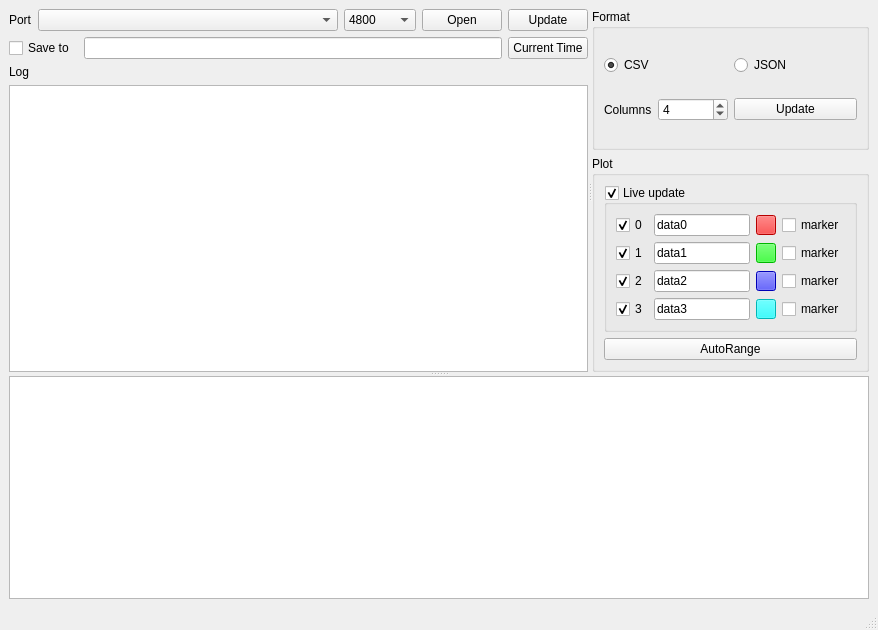
This is serialLogger.ui in aerialist/serial_logger as Qt 5 draws it before an edit. The edited form follows.
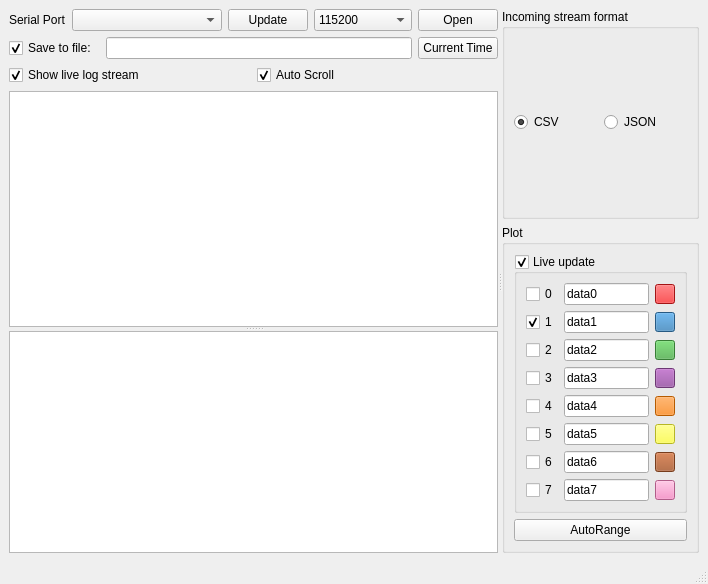
This is the edited form. Custom widgets are drawn as their Qt base class.

What changed in the file:
```diff
--- a/serialLogger.ui
+++ b/serialLogger.ui
@@ -6,34 +6,34 @@
    <rect>
     <x>0</x>
     <y>0</y>
-    <width>878</width>
-    <height>630</height>
+    <width>708</width>
+    <height>584</height>
    </rect>
   </property>
   <property name="windowTitle">
    <string>MainWindow</string>
   </property>
   <widget class="QWidget" name="centralwidget">
-   <layout class="QHBoxLayout" name="horizontalLayout_7">
+   <layout class="QHBoxLayout" name="horizontalLayout">
     <item>
      <widget class="QSplitter" name="splitter_2">
       <property name="orientation">
-       <enum>Qt::Vertical</enum>
-      </property>
-      <widget class="QSplitter" name="splitter">
-       <property name="orientation">
         <enum>Qt::Horizontal</enum>
        </property>
-       <widget class="QWidget" name="layoutWidget">
-        <layout class="QVBoxLayout" name="verticalLayout_4">
+      <widget class="QSplitter" name="splitter">
+       <property name="orientation">
+        <enum>Qt::Vertical</enum>
+       </property>
+       <widget class="QWidget" name="">
+        <layout class="QVBoxLayout" name="verticalLayout_upperleft">
          <item>
-          <layout class="QHBoxLayout" name="horizontalLayout">
+          <layout class="QHBoxLayout" name="horizontalLayout_serial">
            <item>
             <layout class="QFormLayout" name="formLayout">
              <item row="0" column="0">
               <widget class="QLabel" name="label">
                <property name="text">
-                <string>Port</string>
+                <string>Serial Port</string>
                </property>
               </widget>
              </item>
@@ -41,7 +41,7 @@
               <widget class="QComboBox" name="comboBox">
                <property name="minimumSize">
                 <size>
-                 <width>300</width>
+                 <width>150</width>
                  <height>0</height>
                 </size>
                </property>
@@ -50,7 +50,23 @@
             </layout>
            </item>
            <item>
-            <widget class="QComboBox" name="comboBox_6">
+            <widget class="QPushButton" name="pushButton_update">
+             <property name="text">
+              <string>Update</string>
+             </property>
+            </widget>
+           </item>
+           <item>
+            <widget class="QComboBox" name="comboBox_baud">
+             <property name="minimumSize">
+              <size>
+               <width>98</width>
+               <height>0</height>
+              </size>
+             </property>
+             <property name="currentIndex">
+              <number>5</number>
+             </property>
              <item>
               <property name="text">
                <string>4800</string>
@@ -100,17 +116,10 @@
              </property>
             </widget>
            </item>
-           <item>
-            <widget class="QPushButton" name="pushButton_update">
-             <property name="text">
-              <string>Update</string>
-             </property>
-            </widget>
-           </item>
           </layout>
          </item>
          <item>
-          <layout class="QHBoxLayout" name="horizontalLayout_2">
+          <layout class="QHBoxLayout" name="horizontalLayout_save_file">
            <item>
             <widget class="QCheckBox" name="checkBox">
              <property name="sizePolicy">
@@ -120,10 +129,10 @@
               </sizepolicy>
              </property>
              <property name="text">
-              <string>Save to </string>
+              <string>Save to file: </string>
              </property>
              <property name="checked">
-              <bool>false</bool>
+              <bool>true</bool>
              </property>
             </widget>
            </item>
@@ -140,31 +149,46 @@
           </layout>
          </item>
          <item>
-          <layout class="QVBoxLayout" name="verticalLayout_5">
+          <layout class="QHBoxLayout" name="horizontalLayout_live_text">
            <item>
-            <widget class="QLabel" name="label_2">
+            <widget class="QCheckBox" name="checkBox_log">
              <property name="text">
-              <string>Log</string>
+              <string>Show live log stream</string>
              </property>
+             <property name="checked">
+              <bool>true</bool>
+             </property>
             </widget>
            </item>
            <item>
-            <widget class="QTextBrowser" name="textBrowser">
+            <widget class="QCheckBox" name="checkBox_autoscroll">
+             <property name="text">
+              <string>Auto Scroll</string>
+             </property>
+             <property name="checked">
+              <bool>true</bool>
+             </property>
+            </widget>
+           </item>
+          </layout>
+         </item>
+         <item>
+          <widget class="QTextBrowser" name="textBrowser_log">
              <property name="lineWrapMode">
               <enum>QTextEdit::NoWrap</enum>
              </property>
             </widget>
            </item>
           </layout>
-         </item>
-        </layout>
+       </widget>
+       <widget class="PlotWidget" name="plotwdg"/>
        </widget>
        <widget class="QWidget" name="layoutWidget">
-        <layout class="QVBoxLayout" name="verticalLayout">
+       <layout class="QVBoxLayout" name="verticalLayout_rightside">
          <item>
           <widget class="QGroupBox" name="groupBox_4">
            <property name="title">
-            <string>Format</string>
+           <string>Incoming stream format</string>
            </property>
            <layout class="QVBoxLayout" name="verticalLayout_6">
             <item>
@@ -188,41 +212,9 @@
               </item>
              </layout>
             </item>
-            <item>
-             <layout class="QHBoxLayout" name="horizontalLayout_9">
-              <item>
-               <layout class="QFormLayout" name="formLayout_2">
-                <item row="0" column="0">
-                 <widget class="QLabel" name="label_3">
-                  <property name="text">
-                   <string>Columns</string>
-                  </property>
-                 </widget>
-                </item>
-                <item row="0" column="1">
-                 <widget class="QSpinBox" name="spinBox_ncolumns">
-                  <property name="minimum">
-                   <number>1</number>
-                  </property>
-                  <property name="value">
-                   <number>4</number>
-                  </property>
-                 </widget>
-                </item>
-               </layout>
-              </item>
-              <item>
-               <widget class="QPushButton" name="pushButton_updateDataObjects">
-                <property name="text">
-                 <string>Update</string>
-                </property>
-               </widget>
-              </item>
-             </layout>
-            </item>
-           </layout>
-          </widget>
-         </item>
+          </layout>
+         </widget>
+        </item>
          <item>
           <widget class="QGroupBox" name="groupBox_3">
            <property name="title">
@@ -249,7 +241,7 @@
                     <string>0</string>
                    </property>
                    <property name="checked">
-                    <bool>true</bool>
+                   <bool>false</bool>
                    </property>
                   </widget>
                  </item>
@@ -275,20 +267,13 @@
                     </size>
                    </property>
                    <property name="styleSheet">
-                    <string notr="true">background-color: rgb(255, 0, 0);</string>
+                   <string notr="true">background-color: rgb(228,26,28);</string>
                    </property>
                    <property name="text">
                     <string/>
                    </property>
                   </widget>
                  </item>
-                 <item>
-                  <widget class="QCheckBox" name="checkBox_marker0">
-                   <property name="text">
-                    <string>marker</string>
-                   </property>
-                  </widget>
-                 </item>
                 </layout>
                </item>
                <item>
@@ -319,31 +304,24 @@
                     </size>
                    </property>
                    <property name="styleSheet">
-                    <string notr="true">background-color: rgb(0, 255, 0);</string>
+                   <string notr="true">background-color: rgb(55,126,184);</string>
                    </property>
                    <property name="text">
                     <string/>
                    </property>
                   </widget>
                  </item>
-                 <item>
-                  <widget class="QCheckBox" name="checkBox_marker0_2">
-                   <property name="text">
-                    <string>marker</string>
-                   </property>
-                  </widget>
-                 </item>
                 </layout>
                </item>
                <item>
                 <layout class="QHBoxLayout" name="horizontalLayout_5">
                  <item>
-                  <widget class="QCheckBox" name="checkBox_d3">
+                 <widget class="QCheckBox" name="checkBox_d2">
                    <property name="text">
                     <string>2</string>
                    </property>
                    <property name="checked">
-                    <bool>true</bool>
+                   <bool>false</bool>
                    </property>
                   </widget>
                  </item>
@@ -363,43 +341,36 @@
                     </size>
                    </property>
                    <property name="styleSheet">
-                    <string notr="true">background-color: rgb(0, 0, 255);</string>
+                   <string notr="true">background-color: rgb(77,175,74);</string>
                    </property>
                    <property name="text">
                     <string/>
                    </property>
                   </widget>
                  </item>
-                 <item>
-                  <widget class="QCheckBox" name="checkBox_marker0_3">
-                   <property name="text">
-                    <string>marker</string>
-                   </property>
-                  </widget>
-                 </item>
                 </layout>
                </item>
                <item>
-                <layout class="QHBoxLayout" name="horizontalLayout_6">
+               <layout class="QHBoxLayout" name="horizontalLayout_11">
                  <item>
-                  <widget class="QCheckBox" name="checkBox_d2">
+                 <widget class="QCheckBox" name="checkBox_d3">
                    <property name="text">
                     <string>3</string>
                    </property>
                    <property name="checked">
-                    <bool>true</bool>
+                   <bool>false</bool>
                    </property>
                   </widget>
                  </item>
                  <item>
-                  <widget class="QLineEdit" name="lineEdit_5">
+                 <widget class="QLineEdit" name="lineEdit_d3">
                    <property name="text">
                     <string>data3</string>
                    </property>
                   </widget>
                  </item>
                  <item>
-                  <widget class="QPushButton" name="pushButton_5">
+                 <widget class="QPushButton" name="pushButton_d3">
                    <property name="maximumSize">
                     <size>
                      <width>20</width>
@@ -407,17 +378,158 @@
                     </size>
                    </property>
                    <property name="styleSheet">
-                    <string notr="true">background-color: rgb(0, 255, 255);</string>
+                   <string notr="true">background-color: rgb(152,78,163);</string>
                    </property>
                    <property name="text">
                     <string/>
                    </property>
                   </widget>
                  </item>
+               </layout>
+              </item>
                  <item>
-                  <widget class="QCheckBox" name="checkBox_marker0_4">
+               <layout class="QHBoxLayout" name="horizontalLayout_9">
+                <item>
+                 <widget class="QCheckBox" name="checkBox_d4">
                    <property name="text">
-                    <string>marker</string>
+                   <string>4</string>
+                  </property>
+                  <property name="checked">
+                   <bool>false</bool>
+                  </property>
+                 </widget>
+                </item>
+                <item>
+                 <widget class="QLineEdit" name="lineEdit_d4">
+                  <property name="text">
+                   <string>data4</string>
+                  </property>
+                 </widget>
+                </item>
+                <item>
+                 <widget class="QPushButton" name="pushButton_d4">
+                  <property name="maximumSize">
+                   <size>
+                    <width>20</width>
+                    <height>20</height>
+                   </size>
+                  </property>
+                  <property name="styleSheet">
+                   <string notr="true">background-color: rgb(255,127,0);</string>
+                  </property>
+                  <property name="text">
+                   <string/>
+                  </property>
+                 </widget>
+                </item>
+               </layout>
+              </item>
+              <item>
+               <layout class="QHBoxLayout" name="horizontalLayout_6">
+                <item>
+                 <widget class="QCheckBox" name="checkBox_d5">
+                  <property name="text">
+                   <string>5</string>
+                  </property>
+                  <property name="checked">
+                   <bool>false</bool>
+                  </property>
+                 </widget>
+                </item>
+                <item>
+                 <widget class="QLineEdit" name="lineEdit_d5">
+                  <property name="text">
+                   <string>data5</string>
+                  </property>
+                 </widget>
+                </item>
+                <item>
+                 <widget class="QPushButton" name="pushButton_d5">
+                  <property name="maximumSize">
+                   <size>
+                    <width>20</width>
+                    <height>20</height>
+                   </size>
+                  </property>
+                  <property name="styleSheet">
+                   <string notr="true">background-color: rgb(255,255,51);</string>
+                  </property>
+                  <property name="text">
+                   <string/>
+                  </property>
+                 </widget>
+                </item>
+               </layout>
+              </item>
+              <item>
+               <layout class="QHBoxLayout" name="horizontalLayout_12">
+                <item>
+                 <widget class="QCheckBox" name="checkBox_d6">
+                  <property name="text">
+                   <string>6</string>
+                  </property>
+                  <property name="checked">
+                   <bool>false</bool>
+                  </property>
+                 </widget>
+                </item>
+                <item>
+                 <widget class="QLineEdit" name="lineEdit_d6">
+                  <property name="text">
+                   <string>data6</string>
+                  </property>
+                 </widget>
+                </item>
+                <item>
+                 <widget class="QPushButton" name="pushButton_d6">
+                  <property name="maximumSize">
+                   <size>
+                    <width>20</width>
+                    <height>20</height>
+                   </size>
+                  </property>
+                  <property name="styleSheet">
+                   <string notr="true">background-color: rgb(166,86,40);</string>
+                  </property>
+                  <property name="text">
+                   <string/>
+                  </property>
+                 </widget>
+                </item>
+               </layout>
+              </item>
+              <item>
+               <layout class="QHBoxLayout" name="horizontalLayout_13">
+                <item>
+                 <widget class="QCheckBox" name="checkBox_d7">
+                  <property name="text">
+                   <string>7</string>
+                  </property>
+                  <property name="checked">
+                   <bool>false</bool>
+                  </property>
+                 </widget>
+                </item>
+                <item>
+                 <widget class="QLineEdit" name="lineEdit_d7">
+                  <property name="text">
+                   <string>data7</string>
+                  </property>
+                 </widget>
+                </item>
+                <item>
+                 <widget class="QPushButton" name="pushButton_d7">
+                  <property name="maximumSize">
+                   <size>
+                    <width>20</width>
+                    <height>20</height>
+                   </size>
+                  </property>
+                  <property name="styleSheet">
+                   <string notr="true">background-color: rgb(247,129,191);</string>
+                  </property>
+                  <property name="text">
+                   <string/>
                    </property>
                   </widget>
                  </item>
@@ -439,8 +551,6 @@
         </layout>
        </widget>
       </widget>
-      <widget class="PlotWidget" name="plotwdg"/>
-     </widget>
     </item>
    </layout>
   </widget>
```
Left out of the diff: 20 changed lines with no effect on the pictures. Lines whose indentation alone changed are shown as unchanged.
